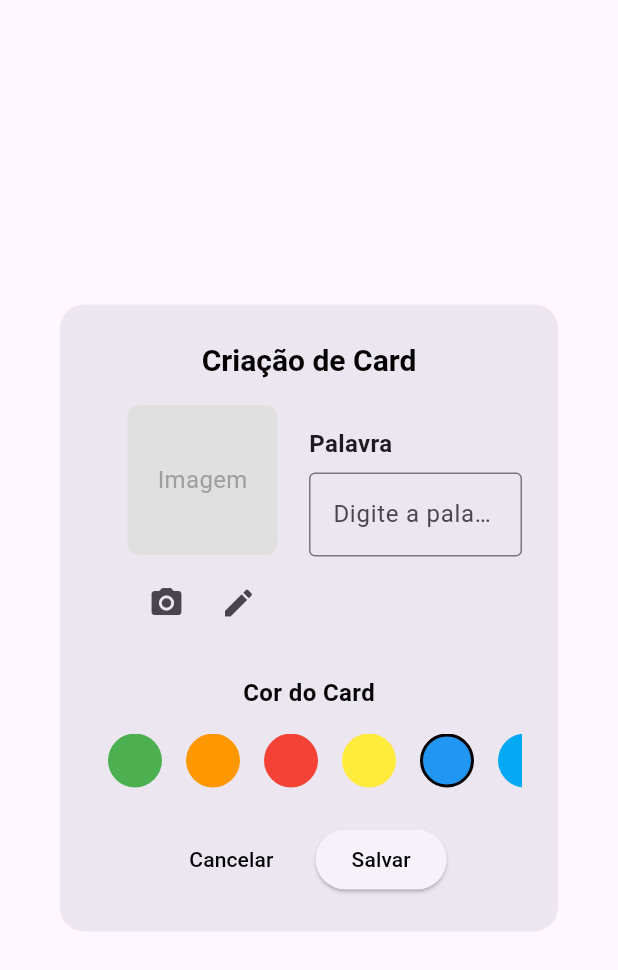
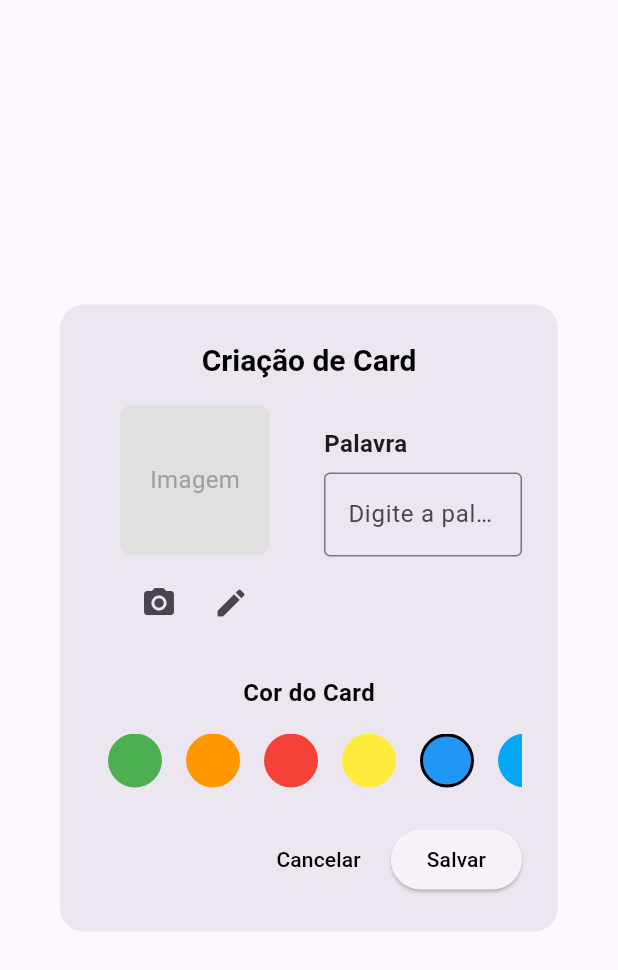
Before and after one commit to GaaDias/Aplicativo_CAA, a Flutter app: the CardDialog widget shown alone on an empty page, opened directly with empty values, on a phone screen of 412 x 824 dp. Shown: the top 970 px of the screen. Run offline on Flutter 3.47's test engine with Material 3 defaults, Android fonts, the phone set to English and light mode, and no system bars; our stand-ins replace flutter_svg, flutter_tts, reorderable_grid_view.

Commit message:
Create delete card option

```diff
--- a/lib/widgets/card_dialog.dart
+++ b/lib/widgets/card_dialog.dart
@@ -6,12 +6,14 @@ class CardDialog extends StatefulWidget {
   final bool isEditMode;
   final Cards? card;
   final void Function(String label, String pictogram, Color color)? onSave;
+  final VoidCallback? onDelete; // Callback para exclusão do card
 
   const CardDialog({
     Key? key,
     required this.isEditMode,
     this.card,
     this.onSave,
+    this.onDelete, // Adicionado para exclusão
   }) : super(key: key);
 
   @override
@@ -27,8 +29,8 @@ class _CardDialogState extends State<CardDialog> {
   void initState() {
     super.initState();
     label = widget.card?.label ?? "";
-    selectedPictogram = widget.card?.pictogram ?? ""; // Inicia vazio
-    selectedColor = widget.card?.color ?? Colors.blue; // Cor padrão
+    selectedPictogram = widget.card?.pictogram ?? "";
+    selectedColor = widget.card?.color ?? Colors.blue;
   }
 
   void _updatePictogram(String input) {
@@ -122,7 +124,7 @@ class _CardDialogState extends State<CardDialog> {
                     ],
                   ),
                 ),
-                const SizedBox(height: 20),
+                const SizedBox(width: 20),
                 // Coluna da palavra
                 Expanded(
                   child: Column(
@@ -139,11 +141,12 @@ class _CardDialogState extends State<CardDialog> {
                       const SizedBox(height: 8),
                       TextField(
                         onChanged: (value) {
-                          label = value; // Armazena o valor digitado.
+                          label = value;
                         },
                         onSubmitted: (value) {
                           setState(() {
-                              selectedPictogram = PictogramDatabase.getPictogramByKeyword(value)!;
+                            selectedPictogram = PictogramDatabase
+                                .getPictogramByKeyword(value)!;
                           });
                         },
                         decoration: const InputDecoration(
@@ -197,10 +200,20 @@ class _CardDialogState extends State<CardDialog> {
                 }).toList(),
               ),
             ),
-            const SizedBox(height: 24),
-            Row(
-              mainAxisAlignment: MainAxisAlignment.center,
-              children: [
+          ],
+        ),
+      ),
+      actions: [
+        if (widget.isEditMode)
+          IconButton(
+            icon: const Icon(Icons.delete),
+            tooltip: 'Excluir Card',
+            onPressed: () {
+              if (widget.onDelete != null) {
+                widget.onDelete!(); // Chama a exclusão do card
+              }
+            },
+          ),
         TextButton(
           onPressed: () {
             Navigator.of(context).pop();
@@ -210,7 +223,6 @@ class _CardDialogState extends State<CardDialog> {
             style: TextStyle(color: Colors.black),
           ),
         ),
-                const SizedBox(width: 16),
         ElevatedButton(
           onPressed: () {
             if (label.isEmpty) {
@@ -226,18 +238,15 @@ class _CardDialogState extends State<CardDialog> {
           },
           child: const Text(
             "Salvar",
-                    style: TextStyle(color: Colors.black)),
+            style: TextStyle(color: Colors.black),
+          ),
         ),
       ],
-            ),
-          ],
-        ),
-      ),
     );
   }
 
   void _selectPictogram(BuildContext context) {
-    final pictograms = PictogramDatabase.getAllPictograms(); // Todos os pictogramas
+    final pictograms = PictogramDatabase.getAllPictograms();
 
     showDialog(
       context: context,
```
Also changed, not shown: lib/screens/communication.dart (+10 -4 lines), lib/screens/home_page.dart (+24 -1 lines). Lines whose indentation alone changed are shown as unchanged.
